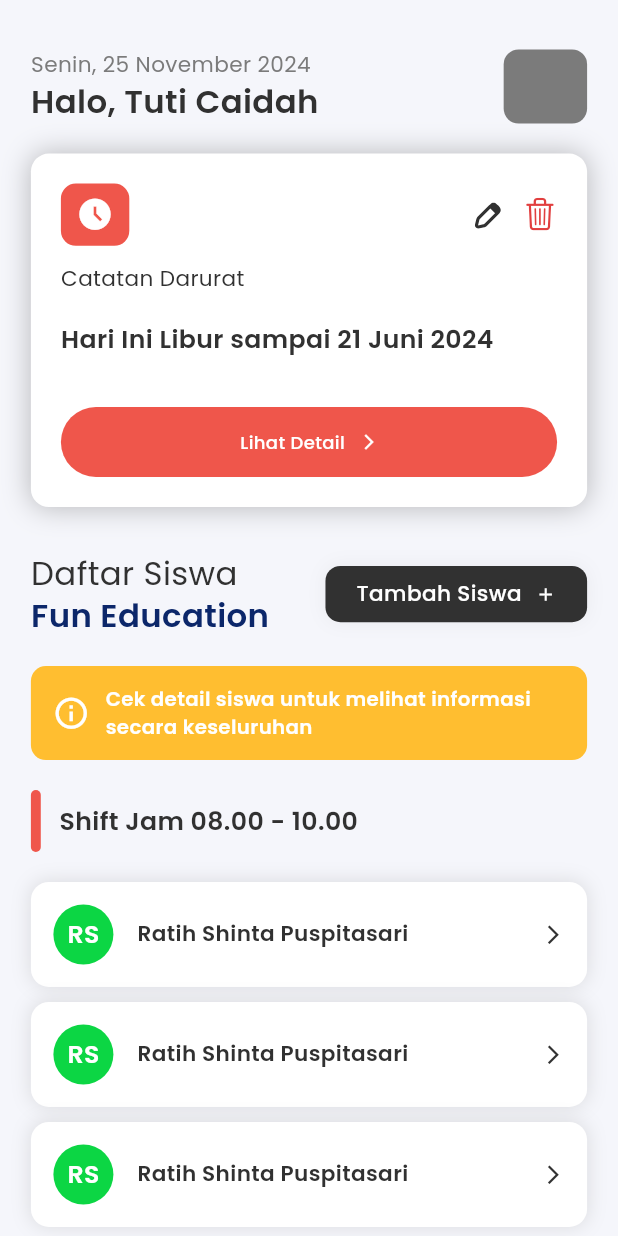
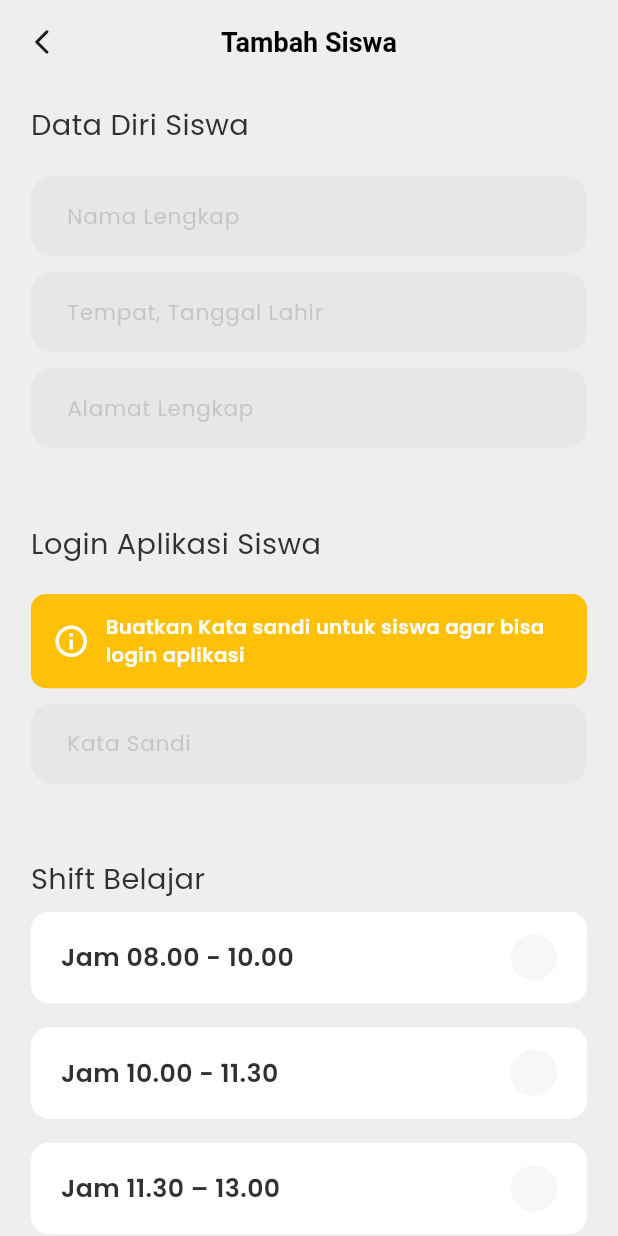
Before and after one commit to RadyaHarbani/Fun-Education-App-Teacher, a Flutter app: the screen it shows after launch, on a phone screen of 412 x 824 dp. Run offline on Flutter 3.47's test engine with Material 3 defaults, Android fonts, the phone set to English and light mode, and no system bars; drawn by our look-alikes of auto_size_text; our stand-ins replace dio, flutter_svg, get, google_fonts, shared_preferences.

Commit message:
feat [RS] : slicing add siswa page

```diff
--- /dev/null
+++ b/lib/app/global-component/common_text_field.dart
@@ -0,0 +1,61 @@
+import 'package:flutter/material.dart';
+import 'package:fun_education_app_teacher/common/helper/themes.dart';
+
+class CommonTextField extends StatelessWidget {
+  final TextEditingController? fieldController;
+  final bool obscureText;
+  final Icon? prefixIcon;
+  final String hintText;
+  final TextInputType? keyboardType;
+  final IconButton? suffixIcon;
+  final Function? validator;
+
+  CommonTextField({
+    super.key,
+    this.fieldController,
+    required this.obscureText,
+    this.prefixIcon,
+    required this.hintText,
+    this.keyboardType,
+    this.suffixIcon,
+    this.validator,
+  });
+
+  @override
+  Widget build(BuildContext context) {
+    // final Size mediaQuery = MediaQuery.of(context).size;
+    // final double width = mediaQuery.width;
+    // final double height = mediaQuery.height;
+    return TextFormField(
+      controller: fieldController,
+      keyboardType: keyboardType,
+      obscureText: obscureText,
+      style: tsBodySmallRegular(blackColor),
+      decoration: InputDecoration(
+        contentPadding: EdgeInsets.symmetric(vertical: 16, horizontal: 20),
+        filled: true,
+        fillColor: opacityGreyColor,
+        prefixIcon: prefixIcon,
+        border: OutlineInputBorder(borderRadius: defaulBorderRadius),
+        enabledBorder: OutlineInputBorder(
+          borderSide: BorderSide(
+            color: Colors.transparent,
+          ),
+          borderRadius: defaulBorderRadius,
+        ),
+        focusedBorder: OutlineInputBorder(
+          borderRadius: defaulBorderRadius,
+          borderSide: BorderSide(
+            color: secondaryColor,
+            width: 1.5,
+          ),
+        ),
+        hintText: hintText,
+        hintStyle: tsBodySmallRegular(opacity50GreyColor),
+        suffixIcon: suffixIcon,
+      ),
+      cursorColor: blackColor,
+      validator: validator as String? Function(String?)?,
+    );
+  }
+}
--- /dev/null
+++ b/lib/app/pages/add-siswa-page/add_siswa_page_binding.dart
@@ -0,0 +1,9 @@
+import 'package:fun_education_app_teacher/app/pages/add-siswa-page/add_siswa_page_controller.dart';
+import 'package:get/get.dart';
+
+class AddSiswaPageBinding extends Bindings {
+  @override
+  void dependencies() {
+    Get.lazyPut<AddSiswaPageController>(() => AddSiswaPageController());
+  }
+}
--- /dev/null
+++ b/lib/app/pages/add-siswa-page/add_siswa_page_controller.dart
@@ -0,0 +1,14 @@
+import 'package:flutter/material.dart';
+import 'package:get/get.dart';
+
+class AddSiswaPageController extends GetxController {
+  final namaLengkapController = TextEditingController();
+  final tempatLahirController = TextEditingController();
+  final alamatLengkapController = TextEditingController();
+
+  var selectedOption = ''.obs;
+
+  void selectTime(String option) {
+    selectedOption.value = option;
+  }
+}
--- /dev/null
+++ b/lib/app/pages/add-siswa-page/add_siswa_page_view.dart
@@ -0,0 +1,69 @@
+import 'package:flutter/material.dart';
+import 'package:fun_education_app_teacher/app/global-component/common_button.dart';
+import 'package:fun_education_app_teacher/app/pages/add-siswa-page/add_siswa_page_controller.dart';
+import 'package:fun_education_app_teacher/app/pages/add-siswa-page/components/add_siswa_component_one.dart';
+import 'package:fun_education_app_teacher/app/pages/add-siswa-page/components/add_siswa_component_three.dart';
+import 'package:fun_education_app_teacher/app/pages/add-siswa-page/components/add_siswa_component_two.dart';
+import 'package:fun_education_app_teacher/common/helper/themes.dart';
+import 'package:get/get.dart';
+
+class AddSiswaPageView extends GetView<AddSiswaPageController> {
+  @override
+  Widget build(BuildContext context) {
+    final Size mediaQuery = MediaQuery.of(context).size;
+    final double width = mediaQuery.width;
+    final double height = mediaQuery.height;
+
+    return Scaffold(
+      backgroundColor: Colors.grey[200],
+      appBar: PreferredSize(
+        preferredSize: Size.fromHeight(height * 0.07),
+        child: AppBar(
+          backgroundColor: Colors.grey[200],
+          elevation: 0,
+          centerTitle: true,
+          leading: IconButton(
+            icon: Icon(
+              Icons.arrow_back_ios_new_rounded,
+              size: 20,
+            ),
+            onPressed: () {
+              Get.back();
+            },
+          ),
+          title: Text(
+            'Tambah Siswa',
+            style: TextStyle(
+                fontSize: 18, fontWeight: FontWeight.bold, color: Colors.black),
+          ),
+        ),
+      ),
+      body: SingleChildScrollView(
+        child: SafeArea(
+          child: Padding(
+            padding: EdgeInsets.symmetric(
+              horizontal: width * 0.05,
+              vertical: height * 0.015,
+            ),
+            child: Column(
+              crossAxisAlignment: CrossAxisAlignment.start,
+              children: [
+                AddSiswaComponentOne(),
+                SizedBox(height: 50),
+                AddSiswaComponentTwo(),
+                SizedBox(height: 50),
+                AddSiswaComponentThree(),
+                SizedBox(height: 60),
+                CommonButton(
+                    text: 'Tambah Siswa',
+                    color: primaryColor,
+                    onPressed: () {},
+                    icon: Icons.add),
+              ],
+            ),
+          ),
+        ),
+      ),
+    );
+  }
+}
--- /dev/null
+++ b/lib/app/pages/add-siswa-page/components/add_siswa_component_one.dart
@@ -0,0 +1,35 @@
+import 'package:flutter/material.dart';
+import 'package:fun_education_app_teacher/app/global-component/common_text_field.dart';
+import 'package:fun_education_app_teacher/app/pages/add-siswa-page/add_siswa_page_controller.dart';
+import 'package:fun_education_app_teacher/common/helper/themes.dart';
+import 'package:get/get.dart';
+
+class AddSiswaComponentOne extends GetView<AddSiswaPageController> {
+  const AddSiswaComponentOne({super.key});
+
+  @override
+  Widget build(BuildContext context) {
+    return Column(
+      crossAxisAlignment: CrossAxisAlignment.start,
+      children: [
+        Text('Data Diri Siswa', style: tsBodyLargeRegular(blackColor)),
+        SizedBox(height: 20),
+        CommonTextField(
+          obscureText: false,
+          hintText: "Nama Lengkap",
+          fieldController: controller.namaLengkapController,
+        ),
+        SizedBox(height: 10),
+        CommonTextField(
+            obscureText: false,
+            hintText: 'Tempat, Tanggal Lahir',
+            fieldController: controller.tempatLahirController),
+        SizedBox(height: 10),
+        CommonTextField(
+            obscureText: false,
+            hintText: 'Alamat Lengkap',
+            fieldController: controller.alamatLengkapController),
+      ],
+    );
+  }
+}
--- /dev/null
+++ b/lib/app/pages/add-siswa-page/components/add_siswa_component_three.dart
@@ -0,0 +1,53 @@
+import 'package:flutter/material.dart';
+import 'package:fun_education_app_teacher/app/pages/add-siswa-page/add_siswa_page_controller.dart';
+import 'package:fun_education_app_teacher/app/pages/add-siswa-page/widgets/custom_radio_button.dart';
+import 'package:fun_education_app_teacher/common/helper/themes.dart';
+import 'package:get/get.dart';
+
+class AddSiswaComponentThree extends GetView<AddSiswaPageController> {
+  const AddSiswaComponentThree({super.key});
+
+  @override
+  Widget build(BuildContext context) {
+    return Column(
+      crossAxisAlignment: CrossAxisAlignment.start,
+      children: [
+        Text('Shift Belajar', style: tsBodyLargeRegular(blackColor)),
+        Obx(() => Column(
+              children: [
+                CustomRadioButton(
+                  title: 'Jam 08.00 - 10.00',
+                  value: '08.00 - 10.00',
+                  groupValue: controller.selectedOption.value,
+                  onChanged: (value) => controller.selectTime(value),
+                ),
+                CustomRadioButton(
+                  title: 'Jam 10.00 - 11.30',
+                  value: '10.00 - 11.30',
+                  groupValue: controller.selectedOption.value,
+                  onChanged: (value) => controller.selectTime(value),
+                ),
+                CustomRadioButton(
+                  title: 'Jam 11.30 – 13.00',
+                  value: '11.30 – 13.00',
+                  groupValue: controller.selectedOption.value,
+                  onChanged: (value) => controller.selectTime(value),
+                ),
+                CustomRadioButton(
+                  title: 'Jam 13.00 – 14.00',
+                  value: '13.00 – 14.00',
+                  groupValue: controller.selectedOption.value,
+                  onChanged: (value) => controller.selectTime(value),
+                ),
+                CustomRadioButton(
+                  title: 'Jam 14.00 – 15.00',
+                  value: '14.00 – 15.00',
+                  groupValue: controller.selectedOption.value,
+                  onChanged: (value) => controller.selectTime(value),
+                ),
+              ],
+            )),
+      ],
+    );
+  }
+}
--- /dev/null
+++ b/lib/app/pages/add-siswa-page/components/add_siswa_component_two.dart
@@ -0,0 +1,25 @@
+import 'package:flutter/material.dart';
+import 'package:fun_education_app_teacher/app/global-component/common_text_field.dart';
+import 'package:fun_education_app_teacher/app/global-component/common_warning.dart';
+import 'package:fun_education_app_teacher/common/helper/themes.dart';
+
+class AddSiswaComponentTwo extends StatelessWidget {
+  const AddSiswaComponentTwo({super.key});
+
+  @override
+  Widget build(BuildContext context) {
+    return Column(
+      crossAxisAlignment: CrossAxisAlignment.start,
+      children: [
+        Text('Login Aplikasi Siswa', style: tsBodyLargeRegular(blackColor)),
+        SizedBox(height: 20),
+        CommonWarning(
+            backColor: Colors.amber,
+            icon: Icons.info_outline,
+            text: 'Buatkan Kata sandi untuk siswa agar bisa login aplikasi'),
+        SizedBox(height: 10),
+        CommonTextField(obscureText: false, hintText: 'Kata Sandi'),
+      ],
+    );
+  }
+}
--- /dev/null
+++ b/lib/app/pages/add-siswa-page/widgets/custom_radio_button.dart
@@ -0,0 +1,56 @@
+import 'package:flutter/material.dart';
+import 'package:fun_education_app_teacher/common/helper/themes.dart';
+
+class CustomRadioButton extends StatelessWidget {
+  final String title;
+  final String value;
+  final String groupValue;
+  final Function(String) onChanged;
+  final TextStyle? style;
+
+  CustomRadioButton({
+    required this.title,
+    required this.value,
+    required this.groupValue,
+    required this.onChanged,
+    this.style,
+  });
+
+  @override
+  Widget build(BuildContext context) {
+    return GestureDetector(
+      onTap: () => onChanged(value),
+      child: Container(
+        margin: EdgeInsets.symmetric(vertical: 8.0),
+        padding: EdgeInsets.symmetric(vertical: 15, horizontal: 20),
+        decoration: BoxDecoration(
+          color: Colors.white,
+          borderRadius: BorderRadius.circular(12.0),
+        ),
+        child: Row(
+          crossAxisAlignment: CrossAxisAlignment.center,
+          mainAxisAlignment: MainAxisAlignment.spaceBetween,
+          children: [
+            Text(
+              title,
+              style: style ?? tsBodyMediumSemibold(blackColor),
+            ),
+            Container(
+              padding: EdgeInsets.all(5.0),
+              decoration: BoxDecoration(
+                  shape: BoxShape.circle, color: opacityGreyColor),
+              child: Container(
+                width: 21.0,
+                height: 21.0,
+                decoration: BoxDecoration(
+                  shape: BoxShape.circle,
+                  color: groupValue == value ? primaryColor : transparentColor,
+                ),
+              ),
+            ),
+          ],
+        ),
+      ),
+    );
+  }
+}
--- a/lib/app/pages/dashboard-page/component/dashboard_component_three.dart
+++ b/lib/app/pages/dashboard-page/component/dashboard_component_three.dart
@@ -1,5 +1,4 @@
 import 'package:auto_size_text/auto_size_text.dart';
-import 'package:flutter/foundation.dart';
 import 'package:flutter/material.dart';
 import 'package:fun_education_app_teacher/common/helper/themes.dart';
 
--- a/lib/app/pages/dashboard-page/component/dashboard_component_two.dart
+++ b/lib/app/pages/dashboard-page/component/dashboard_component_two.dart
@@ -1,8 +1,6 @@
 import 'package:auto_size_text/auto_size_text.dart';
 import 'package:flutter/cupertino.dart';
-import 'package:flutter/foundation.dart';
 import 'package:flutter/material.dart';
-import 'package:flutter/widgets.dart';
 import 'package:flutter_svg/flutter_svg.dart';
 import 'package:fun_education_app_teacher/app/pages/dashboard-page/component/bottomsheet_edit_catatan_darurat.dart';
 import 'package:fun_education_app_teacher/common/helper/themes.dart';
--- a/lib/common/routes/app_pages.dart
+++ b/lib/common/routes/app_pages.dart
@@ -1,3 +1,5 @@
+import 'package:fun_education_app_teacher/app/pages/add-siswa-page/add_siswa_page_binding.dart';
+import 'package:fun_education_app_teacher/app/pages/add-siswa-page/add_siswa_page_view.dart';
 import 'package:fun_education_app_teacher/app/pages/dashboard-page/dashboard_page_binding.dart';
 import 'package:fun_education_app_teacher/app/pages/dashboard-page/dashboard_page_view.dart';
 import 'package:fun_education_app_teacher/app/pages/profile-drawer/profile_drawer_binding.dart';
@@ -11,7 +13,7 @@ part 'app_routes.dart';
 class AppPages {
   AppPages._();
 
-  static const INITIAL = Routes.DASHBOARD_PAGE;
+  static const INITIAL = Routes.ADD_SISWA_PAGE;
 
   static final routes = [
     GetPage(
@@ -29,5 +31,10 @@ class AppPages {
       page: () => ProfileDrawerView(),
       binding: ProfileDrawerBinding(),
     ),
+    GetPage(
+      name: _Paths.ADD_SISWA_PAGE,
+      page: () => AddSiswaPageView(),
+      binding: AddSiswaPageBinding(),
+    ),
   ];
 }
--- a/lib/common/routes/app_routes.dart
+++ b/lib/common/routes/app_routes.dart
@@ -5,6 +5,7 @@ abstract class Routes {
     static const SPLASH_SCREEN = _Paths.SPLASH_SCREEN;
     static const DASHBOARD_PAGE = _Paths.DASHBOARD_PAGE;
     static const PROFILE_DRAWER = _Paths.PROFILE_DRAWER;
+    static const ADD_SISWA_PAGE = _Paths.ADD_SISWA_PAGE;
 }
 
 abstract class _Paths {
@@ -12,4 +13,5 @@ abstract class _Paths {
   static const SPLASH_SCREEN = '/splash-screen';
   static const DASHBOARD_PAGE = '/dashboard-page';
   static const PROFILE_DRAWER = '/profile-drawer';
+  static const ADD_SISWA_PAGE = '/add-siswa-page';
 }
```
